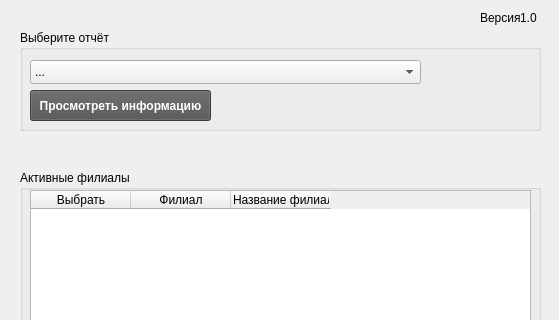
Before: the Qt Designer form src/gui/filial_cp.ui in vzubriichuk/Filials_control_panel, drawn with Qt 5; both pictures show x 0 to 559 and y 0 to 320 of the 559 by 615 pixel window.
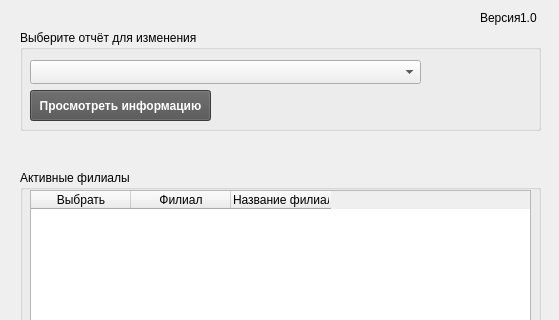
After: the same form once the commit is applied.

```diff
--- a/src/gui/filial_cp.ui
+++ b/src/gui/filial_cp.ui
@@ -24,7 +24,7 @@
      </rect>
     </property>
     <property name="title">
-     <string>Выберите отчёт</string>
+     <string>Выберите отчёт для изменения</string>
     </property>
     <property name="flat">
      <bool>false</bool>
@@ -60,11 +60,6 @@
        <height>24</height>
       </rect>
      </property>
-     <item>
-      <property name="text">
-       <string>...</string>
-      </property>
-     </item>
     </widget>
    </widget>
    <widget class="QGroupBox" name="groupBox_2">
```
